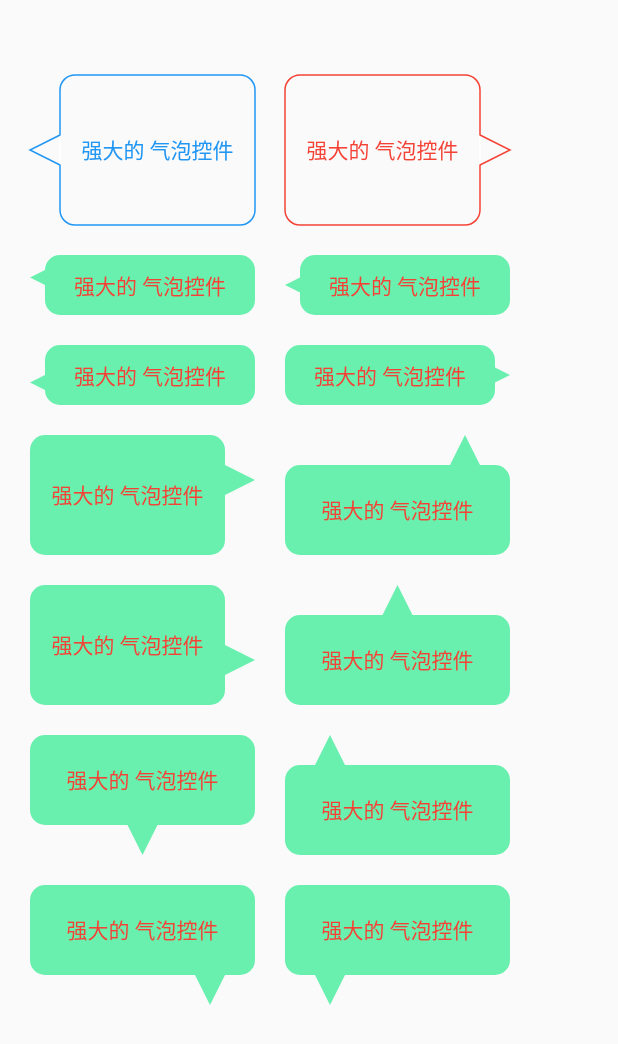
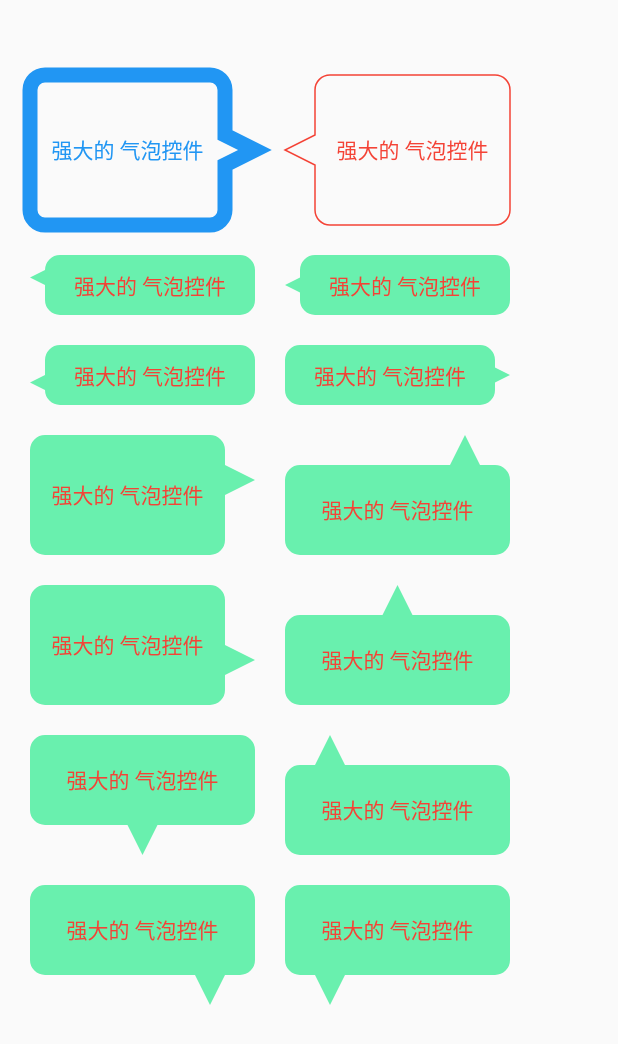
Before and after one commit to guqh/flutter_bubble_widget, a Flutter app: the screen it shows after launch, on a phone screen of 412 x 824 dp. Shown: the top 1044 px of the screen. Run offline on Flutter 3.47's test engine with Material 2 defaults, Android fonts, the phone set to English and light mode, and no system bars.

Commit message:
版本1.0.3优化尖角部位的绘制

```diff
--- a/example/lib/main.dart
+++ b/example/lib/main.dart
@@ -40,8 +40,8 @@ class MyHomePage extends StatelessWidget {
               ),
               BubbleWidget(
                 style: PaintingStyle.stroke,
-                backgroundColor: Colors.white,
-                position: BubbleArrowPosition.leftTop,
+                position: BubbleArrowPosition.right,
+                stokeWidth: 10,
                 width: 150,
                 height: 100,
                 arrowWidth: 20,
@@ -162,12 +162,10 @@ class MyHomePage extends StatelessWidget {
               ),
               BubbleWidget(
                 style: PaintingStyle.stroke,
-                backgroundColor: Colors.white,
-                position: BubbleArrowPosition.rightBottom,
+                position: BubbleArrowPosition.left,
                 width: 150,
                 height: 100,
                 arrowWidth: 20,
-                arrowMargin: 40,
                 arrowHeight: 20,
                 color: Colors.red,
                 child: Container(
--- a/lib/src/bubble_widget.dart
+++ b/lib/src/bubble_widget.dart
@@ -45,8 +45,6 @@ class BubbleWidget extends StatelessWidget {
 
   // 边框宽度 当style 是边框时 有效
   double stokeWidth;
-  // 边框宽度 当style 是边框时 有效
-  Color backgroundColor;
 
   // 圆角 大小 矩形部分
   double radius;
@@ -69,7 +67,6 @@ class BubbleWidget extends StatelessWidget {
     this.style = PaintingStyle.fill,
     this.position = BubbleArrowPosition.topLeft,
     this.stokeWidth = 1,
-    this.backgroundColor = Colors.white,
     this.radius = 10,
     this.arrowMargin = 10,
     this.arrowHeight = 10,
@@ -86,7 +83,7 @@ class BubbleWidget extends StatelessWidget {
 
           CustomPaint(
             painter: BubblePainter(width, height, color, style, position,
-                stokeWidth, backgroundColor,radius, arrowMargin, arrowHeight, arrowWidth),
+                stokeWidth, radius, arrowMargin, arrowHeight, arrowWidth),
           ),
 
           Padding(
--- a/pubspec.yaml
+++ b/pubspec.yaml
@@ -1,6 +1,8 @@
 name: flutter_bubble_widget
-description: 全方位气泡组件
-version: 1.0.2
+description: Flutter widget for creating different types of chat bubble. You can use different properties of this Widget and create beautiful Chat Bubbles.It can also be used as a dialog background
+
+
+version: 1.0.3
 homepage: https://github.com/guqh/flutter_bubble_widget
 
 environment:
```
Also changed, not shown: lib/src/bubble_painter.dart (+13 -74 lines), example/pubspec.lock, images/1.jpg, 2 other files.
